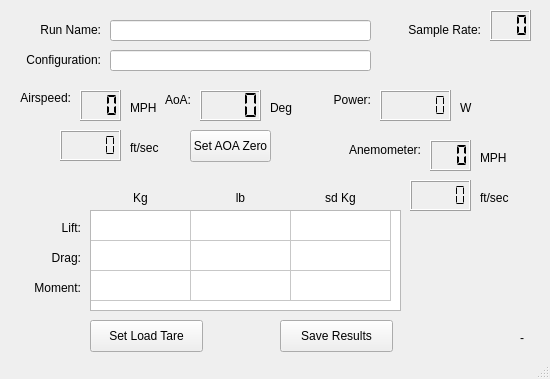
Old version of the form Tunnel_Model.ui in the repository n2ee/Wind-Tunnel-GUI.
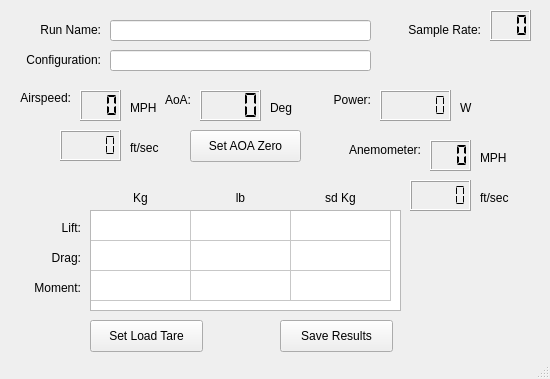
New version of the form.

Commit message:
Removed Spinner Text
Re-worked how the main window gets updated. Removed the text spinner because it's (hopefully) no longer needed.

Diff of the .ui file:
```diff
--- a/Tunnel_Model.ui
+++ b/Tunnel_Model.ui
@@ -497,7 +497,7 @@
      <rect>
       <x>190</x>
       <y>130</y>
-      <width>81</width>
+      <width>111</width>
       <height>32</height>
      </rect>
     </property>
@@ -507,18 +507,8 @@
     <property name="text">
      <string>Set AOA Zero</string>
     </property>
-   </widget>
-   <widget class="QLabel" name="lblSpinner">
-    <property name="geometry">
-     <rect>
-      <x>520</x>
-      <y>330</y>
-      <width>16</width>
-      <height>16</height>
-     </rect>
-    </property>
-    <property name="text">
-     <string>-</string>
+    <property name="toolTipDuration" stdset="0">
+     <number>4</number>
     </property>
    </widget>
   </widget>
```
Left out of the diff: 9 changed lines with no effect on the pictures. The commit also changes 1 other file.
